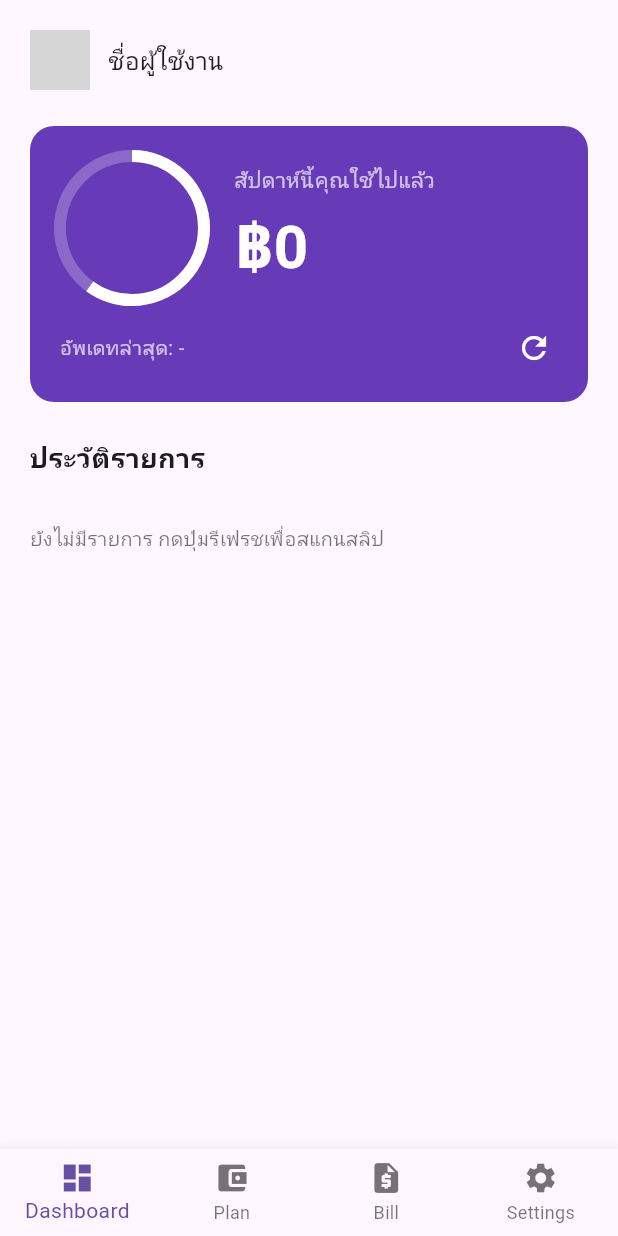
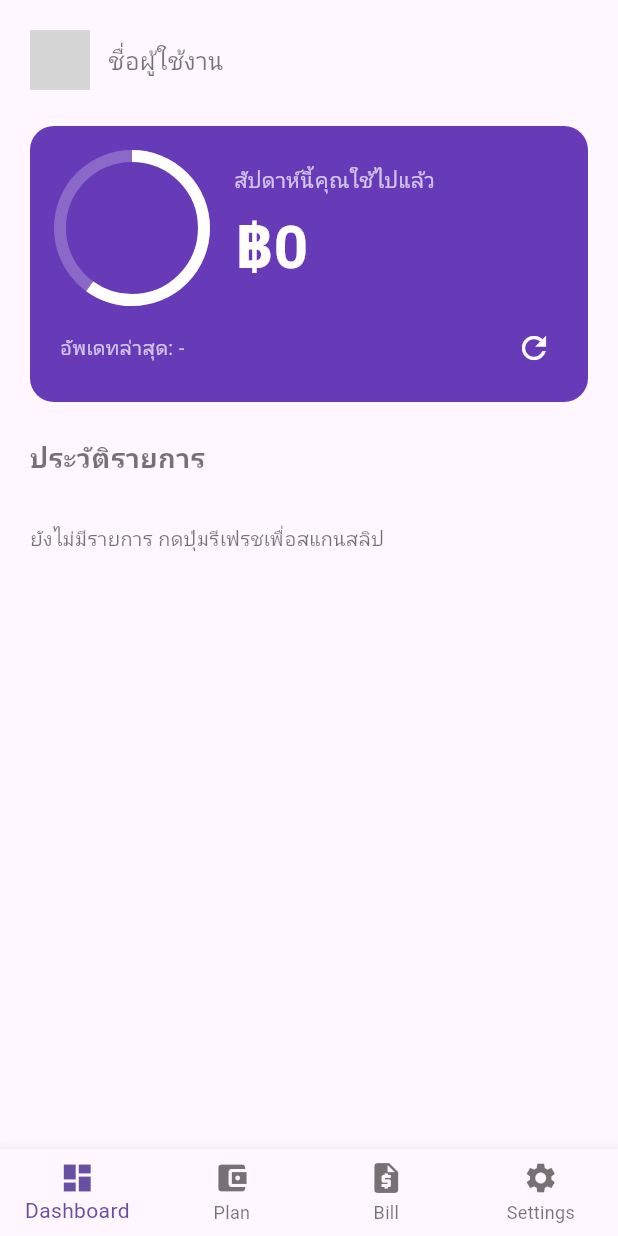
Before and after one commit to qwrtsdev/moneyplus_material, a Flutter app: the screen it shows after launch, on a phone screen of 412 x 824 dp. Run offline on Flutter 3.47's test engine with Material 3 defaults, Android fonts, the phone set to English and light mode, and no system bars; our stand-ins replace google_fonts, permission_handler, screenshot, share_plus, shared_preferences; missing offline and left inert: google_mlkit_text_recognition, thai_promptpay_flutter; network calls fail; grey boxes are pictures that could not be loaded.

Commit message:
make the fonts global.

```diff
--- a/lib/main.dart
+++ b/lib/main.dart
@@ -1,4 +1,5 @@
 import 'package:flutter/material.dart';
+import 'package:google_fonts/google_fonts.dart';
 import 'screens/home_screen.dart';
 
 void main() {
@@ -13,7 +14,17 @@ class MyApp extends StatelessWidget {
   Widget build(BuildContext context) {
     return MaterialApp(
       title: 'MoneyPlus',
-
+      theme: ThemeData(
+        useMaterial3: true,
+        textTheme: GoogleFonts.notoSansThaiTextTheme(
+          const TextTheme(
+            bodyMedium: TextStyle(
+              fontSize: 13,
+              color: Colors.black54,
+            ),
+          ),
+        ),
+      ),
       home: const HomeScreen(),
     );
   }
--- a/lib/screens/dashboard_tab.dart
+++ b/lib/screens/dashboard_tab.dart
@@ -1,6 +1,5 @@
 // dashboard_tab.dart
 import 'package:flutter/material.dart';
-import 'package:google_fonts/google_fonts.dart';
 
 import '../systems/receipt_recognition.dart';
 
@@ -116,7 +115,7 @@ class _DashboardTabState extends State<DashboardTab> {
             const SizedBox(height: 24),
             Text(
               'ประวัติรายการ',
-              style: GoogleFonts.notoSansThai(
+              style: TextStyle(
                 fontSize: 18,
                 fontWeight: FontWeight.w600,
               ),
@@ -127,7 +126,7 @@ class _DashboardTabState extends State<DashboardTab> {
                 padding: const EdgeInsets.symmetric(vertical: 24.0),
                 child: Text(
                   'ยังไม่มีรายการ กดปุ่มรีเฟรชเพื่อสแกนสลิป',
-                  style: GoogleFonts.notoSansThai(
+                  style: TextStyle(
                     fontSize: 13,
                     color: Colors.black54,
                   ),
@@ -151,7 +150,7 @@ class _DashboardTabState extends State<DashboardTab> {
         const SizedBox(width: 12),
         Text(
           'ชื่อผู้ใช้งาน',
-          style: GoogleFonts.notoSansThai(
+          style: TextStyle(
             fontSize: 16,
             fontWeight: FontWeight.w500,
           ),
@@ -191,7 +190,7 @@ class _DashboardTabState extends State<DashboardTab> {
                   children: [
                     Text(
                       'สัปดาห์นี้คุณใช้ไปแล้ว',
-                      style: GoogleFonts.notoSansThai(
+                      style: TextStyle(
                         color: Colors.white70,
                         fontSize: 14,
                       ),
@@ -199,7 +198,7 @@ class _DashboardTabState extends State<DashboardTab> {
                     const SizedBox(height: 4),
                     Text(
                       '฿${_weeklyTotal.toStringAsFixed(0)}',
-                      style: GoogleFonts.notoSansThai(
+                      style: TextStyle(
                         color: Colors.white,
                         fontSize: 40,
                         fontWeight: FontWeight.bold,
@@ -219,7 +218,7 @@ class _DashboardTabState extends State<DashboardTab> {
                   _isLoading
                       ? 'กรุณารอรูปโหลด'
                       : 'อัพเดทล่าสุด: ${_lastUpdated != null ? _formatThaiDate(_lastUpdated!) : '-'}',
-                  style: GoogleFonts.notoSansThai(
+                  style: TextStyle(
                     color: Colors.white70,
                     fontSize: 13,
                   ),
@@ -269,12 +268,12 @@ class _DashboardTabState extends State<DashboardTab> {
       ),
       title: Text(
         item['Bank']?.toString() ?? '-',
-        style: GoogleFonts.notoSansThai(),
+        style: TextStyle(),
       ),
-      subtitle: Text(subtitle, style: GoogleFonts.notoSansThai(fontSize: 12)),
+      subtitle: Text(subtitle, style: TextStyle(fontSize: 12)),
       trailing: Text(
         displayAmount,
-        style: GoogleFonts.notoSansThai(fontWeight: FontWeight.w600),
+        style: TextStyle(fontWeight: FontWeight.w600),
       ),
     );
   }
```
